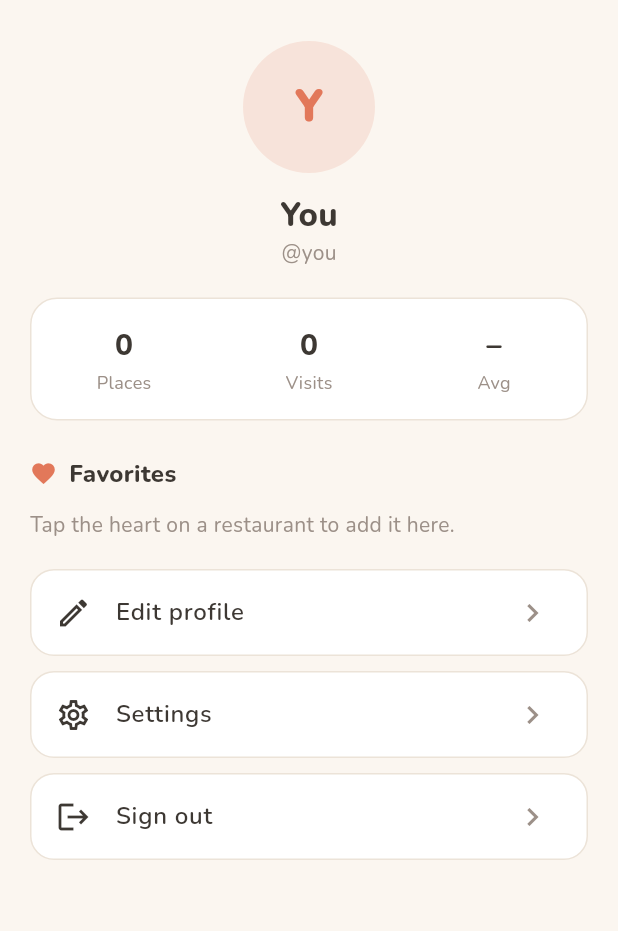
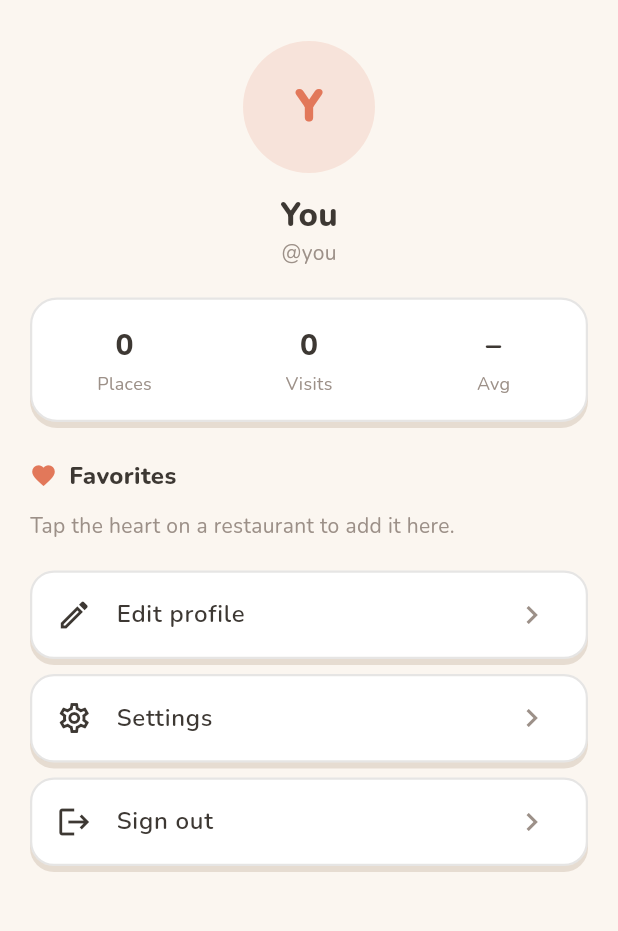
Before and after one commit to AviCagan/Restaurant-tracking, a Flutter app: the ProfileScreen screen opened directly, after a tap on "Continue (demo)", on a phone screen of 412 x 824 dp, the part 67-998 px from its top. Run offline on Flutter 3.47's test engine with Material 3 defaults, Android fonts, the phone set to English and light mode, and no system bars; our stand-ins replace cached_network_image, geolocator, google_fonts, image_picker, shared_preferences, sqflite; accounts and stored records are empty.

Commit message:
New "paper/sticker" visual style, privacy in main section, reliable friends-who-went
- Distinct look: signature chunky card style via AppTheme.panel — solid
  borders + hard offset shadow (no blur), bigger rounding. Applied across
  restaurant cards, feed cards, summary, visit cards, friend tiles, profile.
- Restaurant cards redesigned: bigger bordered cover with the gradient score
  badge overlapping the photo corner; Fredoka name.
- Moved the Friends/Private privacy toggle out of "Add details" into the main
  rating section.
- friendsAtRestaurant always returns at least one entry, so the
  "Friends who went" section on the detail screen reliably shows.

Analyzer clean; 10 tests pass.

Co-Authored-By: Claude Opus 4.8 <noreply@anthropic.com>
Claude-Session: https://claude.ai/code/session_01EyujdCbA9PVdFpE7vHT831

```diff
--- a/lib/screens/profile_screen.dart
+++ b/lib/screens/profile_screen.dart
@@ -156,11 +156,7 @@ class _ProfileScreenState extends State<ProfileScreen> {
               const SizedBox(height: 20),
               Container(
                 padding: const EdgeInsets.symmetric(vertical: 16),
-                decoration: BoxDecoration(
-                  color: colors.surface,
-                  borderRadius: BorderRadius.circular(18),
-                  border: Border.all(color: colors.line),
-                ),
+                decoration: AppTheme.panel(context, radius: 18),
                 child: Row(
                   children: [
                     _Stat(label: 'Places', value: '${_all.length}'),
@@ -256,11 +252,7 @@ class _Tile extends StatelessWidget {
     final colors = context.colors;
     return Container(
       margin: const EdgeInsets.only(bottom: 10),
-      decoration: BoxDecoration(
-        color: colors.surface,
-        borderRadius: BorderRadius.circular(16),
-        border: Border.all(color: colors.line),
-      ),
+      decoration: AppTheme.panel(context, radius: 16),
       child: ListTile(
         leading: Icon(icon, color: colors.ink),
         title: Text(label,
--- a/lib/theme/app_theme.dart
+++ b/lib/theme/app_theme.dart
@@ -164,17 +164,29 @@ class AppTheme {
     );
   }
 
-  /// Soft, warm shadow used on cards (subtle in both themes).
+  /// Hard "sticker" drop shadow (no blur) — the app's signature card look.
   static List<BoxShadow> shadow(BuildContext context) {
     final dark = Theme.of(context).brightness == Brightness.dark;
     return [
       BoxShadow(
         color: dark
-            ? Colors.black.withValues(alpha: 0.30)
-            : const Color(0xFFB8855E).withValues(alpha: 0.13),
-        blurRadius: 22,
-        offset: const Offset(0, 10),
+            ? Colors.black.withValues(alpha: 0.55)
+            : const Color(0xFF7A5230).withValues(alpha: 0.16),
+        blurRadius: 0,
+        offset: const Offset(0, 4),
       ),
     ];
   }
+
+  /// The signature "paper" card decoration: solid border + hard shadow.
+  static BoxDecoration panel(BuildContext context,
+      {Color? color, double radius = 22}) {
+    final c = context.colors;
+    return BoxDecoration(
+      color: color ?? c.surface,
+      borderRadius: BorderRadius.circular(radius),
+      border: Border.all(color: c.ink.withValues(alpha: 0.13), width: 1.5),
+      boxShadow: shadow(context),
+    );
+  }
 }
--- a/lib/widgets/feed_card.dart
+++ b/lib/widgets/feed_card.dart
@@ -59,11 +59,7 @@ class FeedCard extends StatelessWidget {
 
     return Container(
       padding: const EdgeInsets.all(14),
-      decoration: BoxDecoration(
-        color: colors.surface,
-        borderRadius: BorderRadius.circular(18),
-        border: Border.all(color: colors.line),
-      ),
+      decoration: AppTheme.panel(context, radius: 20),
       child: Column(
         crossAxisAlignment: CrossAxisAlignment.start,
         children: [
```
Also changed, not shown: lib/data/social_service.dart (+8 -1 lines), lib/screens/friends_manage_screen.dart (+2 -6 lines), lib/screens/restaurant_detail_screen.dart (+3 -15 lines), lib/widgets/restaurant_card.dart (+74 -64 lines), lib/widgets/visit_form.dart (+8 -7 lines).
